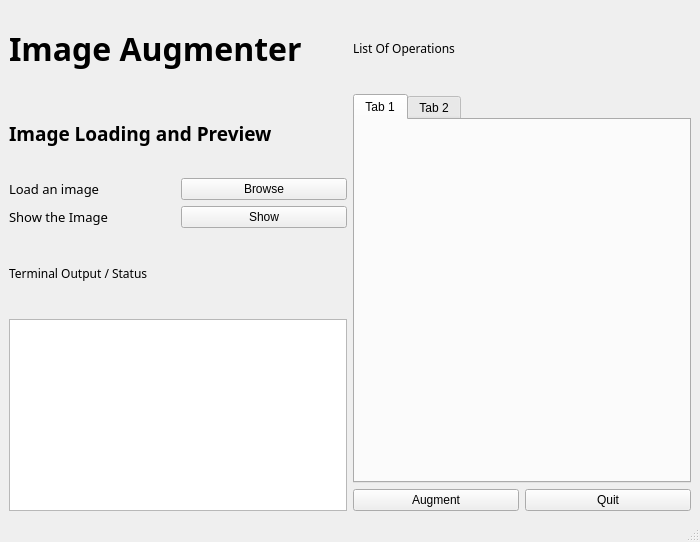
Above: gui.ui from pranav6670/Image-Augmenter before the change. Below: the same form after it.
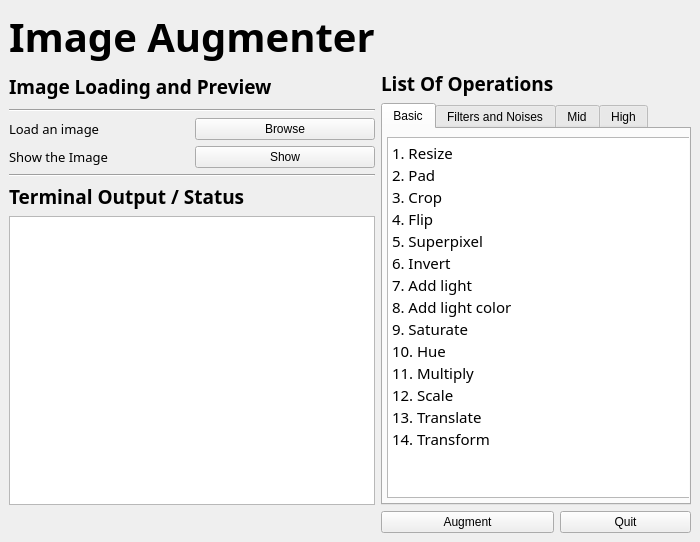
That is the form after the change. The open tabs and pages were chosen to show the change.

Commit message: Added resizing and QTabWidget

Patch:
```diff
--- a/gui.ui
+++ b/gui.ui
@@ -15,31 +15,153 @@
   </property>
   <widget class="QWidget" name="centralwidget">
    <layout class="QGridLayout" name="gridLayout">
-    <item row="2" column="1">
-     <widget class="QPushButton" name="browse">
+    <item row="9" column="2">
+     <widget class="QPushButton" name="augment">
       <property name="text">
-       <string>Browse</string>
+       <string>Augment</string>
       </property>
      </widget>
     </item>
-    <item row="1" column="2" rowspan="5" colspan="2">
+    <item row="1" column="0" rowspan="2" colspan="2">
+     <widget class="QLabel" name="label_6">
+      <property name="font">
+       <font>
+        <family>Trebuchet MS</family>
+        <pointsize>14</pointsize>
+        <weight>75</weight>
+        <bold>true</bold>
+       </font>
+      </property>
+      <property name="text">
+       <string>Image Loading and Preview</string>
+      </property>
+     </widget>
+    </item>
+    <item row="5" column="0">
+     <widget class="QLabel" name="label_3">
+      <property name="font">
+       <font>
+        <family>Trebuchet MS</family>
+        <pointsize>10</pointsize>
+       </font>
+      </property>
+      <property name="text">
+       <string>Show the Image</string>
+      </property>
+     </widget>
+    </item>
+    <item row="5" column="1">
+     <widget class="QPushButton" name="showim">
+      <property name="text">
+       <string>Show</string>
+      </property>
+     </widget>
+    </item>
+    <item row="6" column="0" colspan="2">
+     <widget class="Line" name="line_2">
+      <property name="orientation">
+       <enum>Qt::Horizontal</enum>
+      </property>
+     </widget>
+    </item>
+    <item row="1" column="2">
+     <widget class="QLabel" name="label_5">
+      <property name="font">
+       <font>
+        <family>Trebuchet MS</family>
+        <pointsize>14</pointsize>
+        <weight>75</weight>
+        <bold>true</bold>
+       </font>
+      </property>
+      <property name="text">
+       <string>List Of Operations</string>
+      </property>
+     </widget>
+    </item>
+    <item row="9" column="3">
+     <widget class="QPushButton" name="quit">
+      <property name="text">
+       <string>Quit</string>
+      </property>
+     </widget>
+    </item>
+    <item row="2" column="2" rowspan="7" colspan="2">
      <widget class="QTabWidget" name="tabWidget">
+      <property name="layoutDirection">
+       <enum>Qt::LeftToRight</enum>
+      </property>
       <property name="currentIndex">
        <number>0</number>
       </property>
       <widget class="QWidget" name="tab">
        <attribute name="title">
-        <string>Tab 1</string>
+        <string>Basic</string>
        </attribute>
+       <widget class="QTextBrowser" name="textBrowser">
+        <property name="geometry">
+         <rect>
+          <x>4</x>
+          <y>8</y>
+          <width>326</width>
+          <height>361</height>
+         </rect>
+        </property>
+        <property name="font">
+         <font>
+          <family>Trebuchet MS</family>
+         </font>
+        </property>
+        <property name="frameShadow">
+         <enum>QFrame::Raised</enum>
+        </property>
+        <property name="html">
+         <string>&lt;!DOCTYPE HTML PUBLIC &quot;-//W3C//DTD HTML 4.0//EN&quot; &quot;http://www.w3.org/TR/REC-html40/strict.dtd&quot;&gt;
+&lt;html&gt;&lt;head&gt;&lt;meta name=&quot;qrichtext&quot; content=&quot;1&quot; /&gt;&lt;style type=&quot;text/css&quot;&gt;
+p, li { white-space: pre-wrap; }
+&lt;/style&gt;&lt;/head&gt;&lt;body style=&quot; font-family:'Trebuchet MS'; font-size:11pt; font-weight:400; font-style:normal;&quot;&gt;
+&lt;p style=&quot; margin-top:0px; margin-bottom:0px; margin-left:0px; margin-right:0px; -qt-block-indent:0; text-indent:0px;&quot;&gt;1. Resize&lt;/p&gt;
+&lt;p style=&quot; margin-top:0px; margin-bottom:0px; margin-left:0px; margin-right:0px; -qt-block-indent:0; text-indent:0px;&quot;&gt;2. Pad&lt;/p&gt;
+&lt;p style=&quot; margin-top:0px; margin-bottom:0px; margin-left:0px; margin-right:0px; -qt-block-indent:0; text-indent:0px;&quot;&gt;3. Crop&lt;/p&gt;
+&lt;p style=&quot; margin-top:0px; margin-bottom:0px; margin-left:0px; margin-right:0px; -qt-block-indent:0; text-indent:0px;&quot;&gt;4. Flip&lt;/p&gt;
+&lt;p style=&quot; margin-top:0px; margin-bottom:0px; margin-left:0px; margin-right:0px; -qt-block-indent:0; text-indent:0px;&quot;&gt;5. Superpixel&lt;/p&gt;
+&lt;p style=&quot; margin-top:0px; margin-bottom:0px; margin-left:0px; margin-right:0px; -qt-block-indent:0; text-indent:0px;&quot;&gt;6. Invert&lt;/p&gt;
+&lt;p style=&quot; margin-top:0px; margin-bottom:0px; margin-left:0px; margin-right:0px; -qt-block-indent:0; text-indent:0px;&quot;&gt;7. Add light&lt;/p&gt;
+&lt;p style=&quot; margin-top:0px; margin-bottom:0px; margin-left:0px; margin-right:0px; -qt-block-indent:0; text-indent:0px;&quot;&gt;8. Add light color&lt;/p&gt;
+&lt;p style=&quot; margin-top:0px; margin-bottom:0px; margin-left:0px; margin-right:0px; -qt-block-indent:0; text-indent:0px;&quot;&gt;9. Saturate&lt;/p&gt;
+&lt;p style=&quot; margin-top:0px; margin-bottom:0px; margin-left:0px; margin-right:0px; -qt-block-indent:0; text-indent:0px;&quot;&gt;10. Hue	 &lt;/p&gt;
+&lt;p style=&quot; margin-top:0px; margin-bottom:0px; margin-left:0px; margin-right:0px; -qt-block-indent:0; text-indent:0px;&quot;&gt;11. Multiply&lt;/p&gt;
+&lt;p style=&quot; margin-top:0px; margin-bottom:0px; margin-left:0px; margin-right:0px; -qt-block-indent:0; text-indent:0px;&quot;&gt;12. Scale&lt;/p&gt;
+&lt;p style=&quot; margin-top:0px; margin-bottom:0px; margin-left:0px; margin-right:0px; -qt-block-indent:0; text-indent:0px;&quot;&gt;13. Translate&lt;/p&gt;
+&lt;p style=&quot; margin-top:0px; margin-bottom:0px; margin-left:0px; margin-right:0px; -qt-block-indent:0; text-indent:0px;&quot;&gt;14. Transform&lt;/p&gt;&lt;/body&gt;&lt;/html&gt;</string>
+        </property>
+       </widget>
       </widget>
       <widget class="QWidget" name="tab_2">
        <attribute name="title">
-        <string>Tab 2</string>
+        <string>Filters and Noises</string>
        </attribute>
       </widget>
+      <widget class="QWidget" name="tab_3">
+       <attribute name="title">
+        <string>Mid</string>
+       </attribute>
+      </widget>
+      <widget class="QWidget" name="tab_4">
+       <attribute name="title">
+        <string>High</string>
+       </attribute>
+      </widget>
      </widget>
     </item>
-    <item row="2" column="0">
+    <item row="3" column="0" colspan="2">
+     <widget class="Line" name="line">
+      <property name="orientation">
+       <enum>Qt::Horizontal</enum>
+      </property>
+     </widget>
+    </item>
+    <item row="4" column="0">
      <widget class="QLabel" name="label_2">
       <property name="font">
        <font>
@@ -52,38 +174,24 @@
       </property>
      </widget>
     </item>
-    <item row="6" column="3">
-     <widget class="QPushButton" name="quit">
+    <item row="4" column="1">
+     <widget class="QPushButton" name="browse">
       <property name="text">
-       <string>Quit</string>
+       <string>Browse</string>
       </property>
      </widget>
     </item>
-    <item row="3" column="0">
-     <widget class="QLabel" name="label_3">
-      <property name="font">
-       <font>
-        <family>Trebuchet MS</family>
-        <pointsize>10</pointsize>
-       </font>
-      </property>
-      <property name="text">
-       <string>Show the Image</string>
-      </property>
-     </widget>
+    <item row="8" column="0" colspan="2">
+     <widget class="QTextEdit" name="cmdop"/>
     </item>
-    <item row="3" column="1">
-     <widget class="QPushButton" name="showim">
-      <property name="text">
-       <string>Show</string>
-      </property>
-     </widget>
-    </item>
-    <item row="4" column="0" colspan="2">
+    <item row="7" column="0" colspan="2">
      <widget class="QLabel" name="label_4">
       <property name="font">
        <font>
         <family>Trebuchet MS</family>
+        <pointsize>14</pointsize>
+        <weight>75</weight>
+        <bold>true</bold>
        </font>
       </property>
       <property name="text">
@@ -91,30 +199,12 @@
       </property>
      </widget>
     </item>
-    <item row="5" column="0" rowspan="2" colspan="2">
-     <widget class="QTextEdit" name="cmdop"/>
-    </item>
-    <item row="1" column="0" colspan="2">
-     <widget class="QLabel" name="label_6">
-      <property name="font">
-       <font>
-        <family>Trebuchet MS</family>
-        <pointsize>14</pointsize>
-        <weight>75</weight>
-        <bold>true</bold>
-       </font>
-      </property>
-      <property name="text">
-       <string>Image Loading and Preview</string>
-      </property>
-     </widget>
-    </item>
     <item row="0" column="0" colspan="2">
      <widget class="QLabel" name="label">
       <property name="font">
        <font>
         <family>Trebuchet MS</family>
-        <pointsize>24</pointsize>
+        <pointsize>30</pointsize>
         <weight>75</weight>
         <bold>true</bold>
        </font>
@@ -124,38 +214,8 @@
       </property>
      </widget>
     </item>
-    <item row="6" column="2">
-     <widget class="QPushButton" name="augment">
-      <property name="text">
-       <string>Augment</string>
-      </property>
-     </widget>
-    </item>
-    <item row="0" column="2" colspan="2">
-     <widget class="QLabel" name="label_5">
-      <property name="font">
-       <font>
-        <family>Trebuchet MS</family>
-       </font>
-      </property>
-      <property name="text">
-       <string>List Of Operations</string>
-      </property>
-     </widget>
-    </item>
    </layout>
   </widget>
-  <widget class="QMenuBar" name="menubar">
-   <property name="geometry">
-    <rect>
-     <x>0</x>
-     <y>0</y>
-     <width>700</width>
-     <height>25</height>
-    </rect>
-   </property>
-  </widget>
-  <widget class="QStatusBar" name="statusbar"/>
  </widget>
  <resources/>
  <connections/>
```
Left out of the diff: 19 changed lines with no effect on the pictures. The commit also changes 2 other files.
